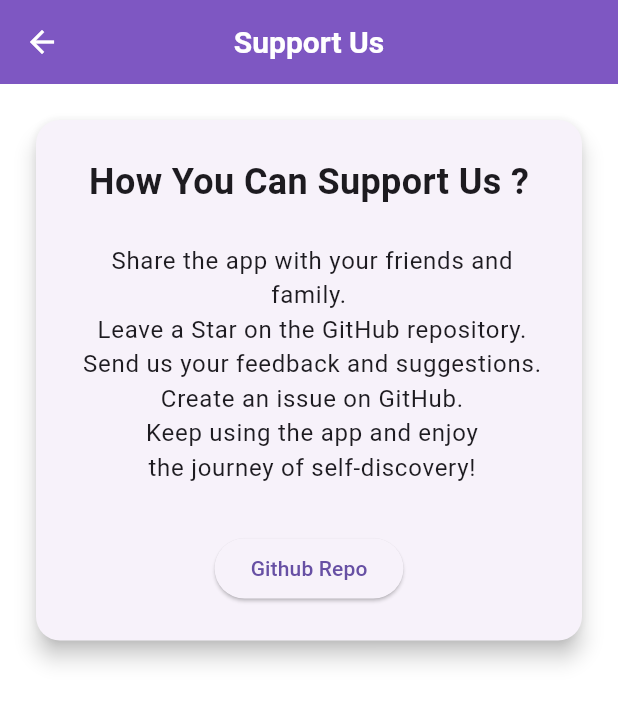
After one commit to NasheethAhmedA/AskYourSelf, a Flutter app: the SupportUsScreen screen opened directly, after a tap on "Github Repo", on a phone screen of 412 x 824 dp. The commit adds this screen. Shown: the top 703 px of the screen. Run offline on Flutter 3.47's test engine with Material 3 defaults, Android fonts, the phone set to English and light mode, and no system bars; our stand-ins replace sqflite, sqflite_common_ffi_web, table_calendar; accounts and stored records are empty.

Commit message:
Support Us Screen
Added Support Us Screen.
Added a new dependency: url_launcher

```diff
--- a/lib/core/theme.dart
+++ b/lib/core/theme.dart
@@ -4,6 +4,9 @@ class AppTheme {
   static final ThemeData lightTheme = ThemeData(
     primarySwatch: Colors.deepPurple,
     useMaterial3: true,
+    iconTheme: const IconThemeData(
+      color: Colors.deepPurple,
+    ),
     scaffoldBackgroundColor: Colors.white,
     appBarTheme: AppBarTheme(
       backgroundColor: Colors.deepPurple[400],
--- /dev/null
+++ b/lib/screens/support_us_screen.dart
@@ -0,0 +1,62 @@
+import 'package:flutter/material.dart';
+import 'package:url_launcher/url_launcher.dart';
+
+class SupportUsScreen extends StatelessWidget {
+  const SupportUsScreen({Key? key}) : super(key: key);
+
+  @override
+  Widget build(BuildContext context) {
+    return Scaffold(
+      appBar: AppBar(
+        title: const Text('Support Us'),
+      ),
+      body: Center(
+        heightFactor: 1.0,
+        child: Card(
+          elevation: 6,
+          margin: const EdgeInsets.all(24.0),
+          shape: RoundedRectangleBorder(
+            borderRadius: BorderRadius.circular(16),
+          ),
+          child: Padding(
+            padding: const EdgeInsets.all(24.0),
+            child: Column(
+              mainAxisSize: MainAxisSize.min,
+              crossAxisAlignment: CrossAxisAlignment.center,
+              children: [
+                const Text(
+                  'How You Can Support Us ?',
+                  style: TextStyle(
+                    fontSize: 24,
+                    fontWeight: FontWeight.bold,
+                  ),
+                ),
+                const SizedBox(height: 24),
+                const Text(
+                  ' Share the app with your friends and family.\n'
+                  ' Leave a Star on the GitHub repository.\n'
+                  ' Send us your feedback and suggestions.\n'
+                  ' Create an issue on GitHub.\n'
+                  ' Keep using the app and enjoy\n the journey of self-discovery!',
+                  style: TextStyle(fontSize: 16, letterSpacing: 0.5),
+                  textAlign: TextAlign.center,
+                ),
+                const SizedBox(height: 32),
+                ElevatedButton(
+                  onPressed: () async {
+                    const url = 'https://github.com/NasheethAhmedA/AskYourSelf';
+                    if (await canLaunchUrl(Uri.parse(url))) {
+                      await launchUrl(Uri.parse(url),
+                          mode: LaunchMode.externalApplication);
+                    }
+                  },
+                  child: const Text('Github Repo'),
+                ),
+              ],
+            ),
+          ),
+        ),
+      ),
+    );
+  }
+}
--- a/lib/widgets/drawer_menu.dart
+++ b/lib/widgets/drawer_menu.dart
@@ -1,4 +1,6 @@
+import 'package:askyourself/screens/support_us_screen.dart';
 import 'package:flutter/material.dart';
+import 'package:url_launcher/url_launcher.dart';
 import '../screens/calendar_screen.dart';
 import '../screens/manage_questions_screen.dart';
 
@@ -44,7 +46,22 @@ class DrawerMenu extends StatelessWidget {
               Navigator.pop(context); // Close drawer first
               Navigator.push(
                 context,
-                MaterialPageRoute(builder: (_) => const ManageQuestionsScreen()),
+                MaterialPageRoute(
+                    builder: (_) => const ManageQuestionsScreen()),
+              );
+            },
+          ),
+          ListTile(
+            leading: Icon(Icons.support, color: theme.iconTheme.color),
+            title: Text(
+              "Support Us",
+              style: theme.textTheme.bodyLarge,
+            ),
+            onTap: () {
+              Navigator.pop(context); // Close drawer first
+              Navigator.push(
+                context,
+                MaterialPageRoute(builder: (_) => const SupportUsScreen()),
               );
             },
           ),
--- a/pubspec.yaml
+++ b/pubspec.yaml
@@ -41,6 +41,7 @@ dependencies:
   sqflite_common_ffi_web: ^0.4.2+3
   intl: ^0.19.0
   table_calendar: ^3.1.3
+  url_launcher: ^6.3.0
 
 dev_dependencies:
   flutter_test:
```
Also changed, not shown: 3 other files.
